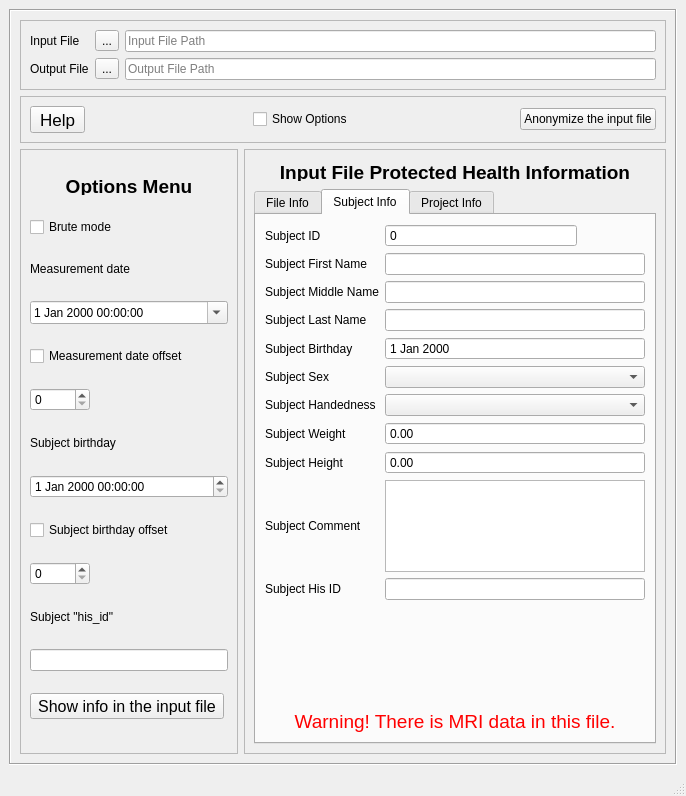
This is applications/mne_anonymize/mainwindow.ui in mne-tools/mne-cpp as Qt 5 draws it before an edit. The edited form follows.
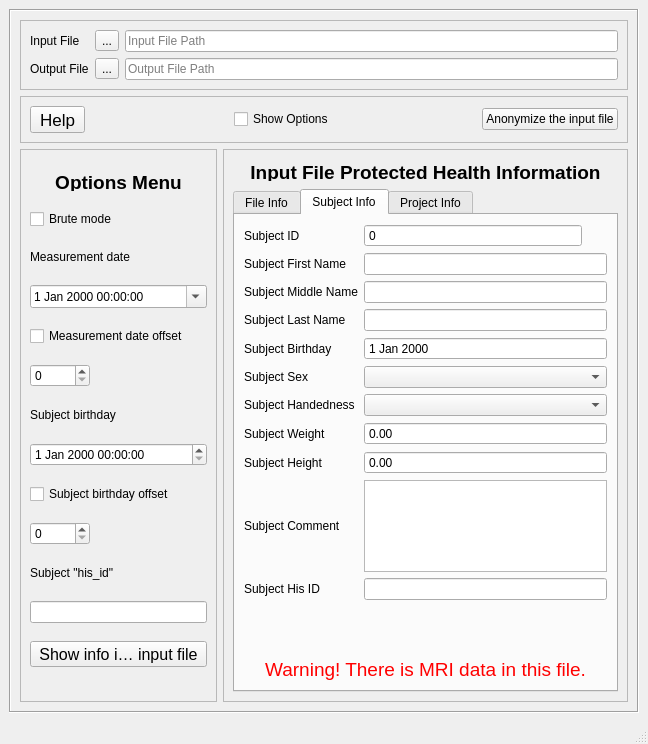
This is the edited form. The open tabs and pages were chosen to show the change.

Patch:
```diff
--- a/applications/mne_anonymize/mainwindow.ui
+++ b/applications/mne_anonymize/mainwindow.ui
@@ -6,8 +6,8 @@
    <rect>
     <x>0</x>
     <y>0</y>
-    <width>686</width>
-    <height>796</height>
+    <width>648</width>
+    <height>744</height>
    </rect>
   </property>
   <property name="minimumSize">
@@ -38,6 +38,12 @@
         <height>0</height>
        </size>
       </property>
+      <property name="maximumSize">
+       <size>
+        <width>16777215</width>
+        <height>16777215</height>
+       </size>
+      </property>
       <property name="autoFillBackground">
        <bool>false</bool>
       </property>
@@ -55,8 +61,8 @@
         <rect>
          <x>0</x>
          <y>0</y>
-         <width>658</width>
-         <height>741</height>
+         <width>620</width>
+         <height>692</height>
         </rect>
        </property>
        <layout class="QVBoxLayout" name="verticalLayout_2">
@@ -708,7 +714,7 @@
                    <widget class="QSpinBox" name="spinBoxSubjectIDExtra">
                     <property name="maximumSize">
                      <size>
-                      <width>192</width>
+                      <width>218</width>
                       <height>16777215</height>
                      </size>
                     </property>
```
Left out of the diff: 4 changed lines with no effect on the pictures.
